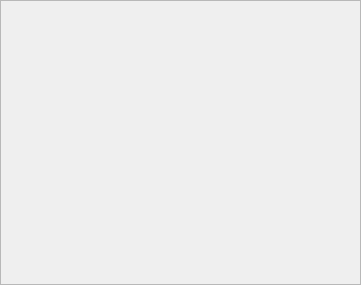
This is res/ui/settingspane-model.ui in smartboyhw/speechcontrol as Qt 5 draws it before an edit. The edited form follows.
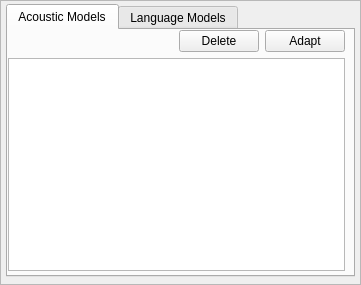
This is the edited form.

Commit message: Added language model listing to the Model pane.

Patch:
```diff
--- a/res/ui/settingspane-model.ui
+++ b/res/ui/settingspane-model.ui
@@ -19,6 +19,112 @@
   <property name="frameShadow">
    <enum>QFrame::Raised</enum>
   </property>
+  <widget class="QWidget" name="gridLayoutWidget">
+   <property name="geometry">
+    <rect>
+     <x>6</x>
+     <y>4</y>
+     <width>349</width>
+     <height>273</height>
+    </rect>
+   </property>
+   <layout class="QGridLayout" name="gridLayout">
+    <item row="0" column="0">
+     <widget class="QTabWidget" name="tabWidgetModels">
+      <property name="currentIndex">
+       <number>0</number>
+      </property>
+      <widget class="QWidget" name="tabAcoustic">
+       <attribute name="title">
+        <string>Acoustic Models</string>
+       </attribute>
+       <widget class="QWidget" name="gridLayoutWidget_2">
+        <property name="geometry">
+         <rect>
+          <x>0</x>
+          <y>0</y>
+          <width>337</width>
+          <height>241</height>
+         </rect>
+        </property>
+        <layout class="QGridLayout" name="gridLayoutAcoustic">
+         <item row="0" column="2">
+          <widget class="QPushButton" name="btnAdaptAcoustic">
+           <property name="text">
+            <string>Adapt</string>
+           </property>
+          </widget>
+         </item>
+         <item row="1" column="0" colspan="3">
+          <widget class="QListWidget" name="listWidgetAcoustic"/>
+         </item>
+         <item row="0" column="0">
+          <spacer name="horizontalSpacer">
+           <property name="orientation">
+            <enum>Qt::Horizontal</enum>
+           </property>
+           <property name="sizeHint" stdset="0">
+            <size>
+             <width>40</width>
+             <height>20</height>
+            </size>
+           </property>
+          </spacer>
+         </item>
+         <item row="0" column="1">
+          <widget class="QPushButton" name="btnAdaptDelete">
+           <property name="text">
+            <string>Delete</string>
+           </property>
+          </widget>
+         </item>
+        </layout>
+       </widget>
+      </widget>
+      <widget class="QWidget" name="tabLanguage">
+       <attribute name="title">
+        <string>Language Models</string>
+       </attribute>
+       <widget class="QWidget" name="gridLayoutWidget_3">
+        <property name="geometry">
+         <rect>
+          <x>0</x>
+          <y>0</y>
+          <width>337</width>
+          <height>241</height>
+         </rect>
+        </property>
+        <layout class="QGridLayout" name="gridLayoutLanguage">
+         <item row="0" column="1">
+          <widget class="QPushButton" name="btnLanguageDelete">
+           <property name="text">
+            <string>Adapt</string>
+           </property>
+          </widget>
+         </item>
+         <item row="1" column="0" colspan="2">
+          <widget class="QListWidget" name="listWidgetLanguage"/>
+         </item>
+         <item row="0" column="0">
+          <spacer name="horizontalSpacer_4">
+           <property name="orientation">
+            <enum>Qt::Horizontal</enum>
+           </property>
+           <property name="sizeHint" stdset="0">
+            <size>
+             <width>40</width>
+             <height>20</height>
+            </size>
+           </property>
+          </spacer>
+         </item>
+        </layout>
+       </widget>
+      </widget>
+     </widget>
+    </item>
+   </layout>
+  </widget>
  </widget>
  <resources/>
  <connections/>
```
Left out of the diff: 4 changed lines with no effect on the pictures. The commit also changes 2 other files.
